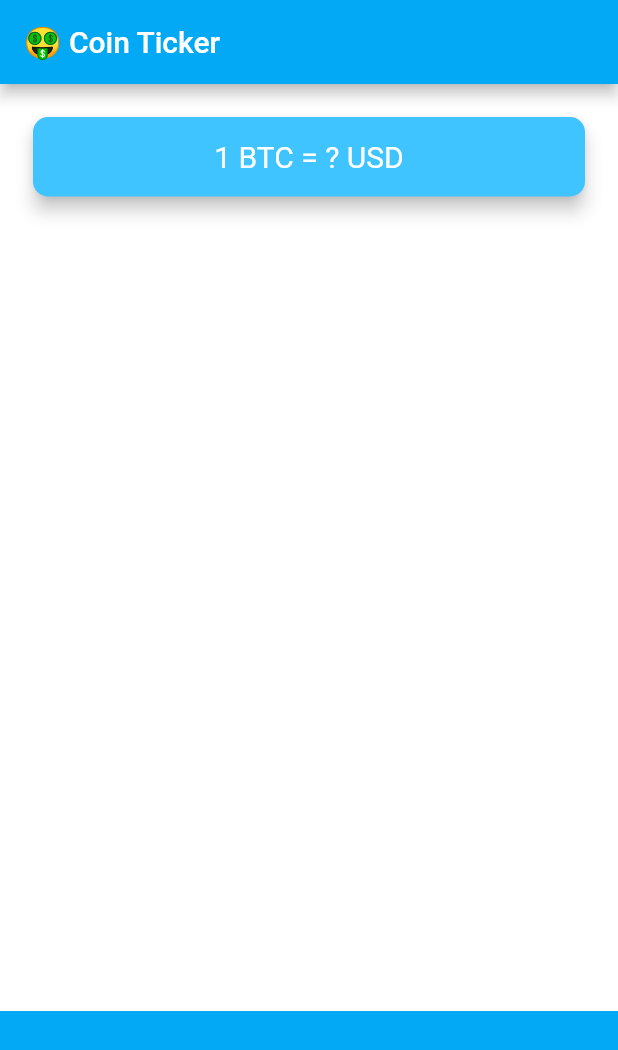
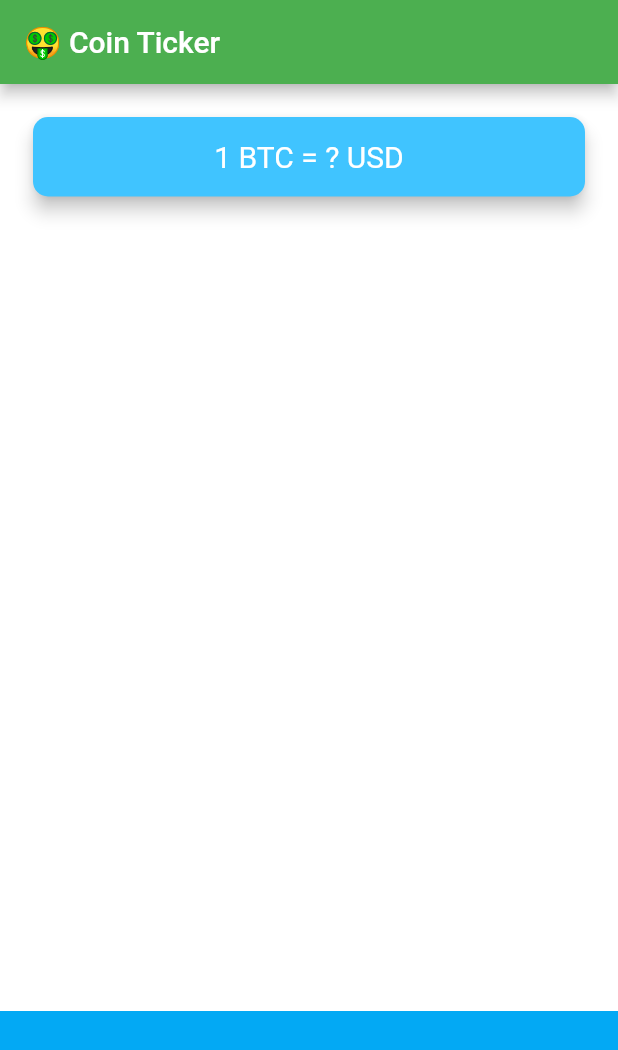
Before and after one commit to HeratUni-CS/bitcoin-ticker-hazrat2023, a Flutter app: the screen it shows after launch, on a phone screen of 412 x 824 dp. Shown: the top 1050 px of the screen. Run offline on Flutter 3.47's test engine with Material 2 defaults, Android fonts, the phone set to English and light mode, and no system bars.

```diff
--- a/lib/main.dart
+++ b/lib/main.dart
@@ -8,7 +8,7 @@ class MyApp extends StatelessWidget {
   Widget build(BuildContext context) {
     return MaterialApp(
       theme: ThemeData.dark().copyWith(
-          appBarTheme: const AppBarTheme(backgroundColor: Colors.lightBlue),
+          appBarTheme: const AppBarTheme(backgroundColor: Colors.green),
           primaryColor: Colors.lightBlue,
           scaffoldBackgroundColor: Colors.white),
       home: PriceScreen(),
```
